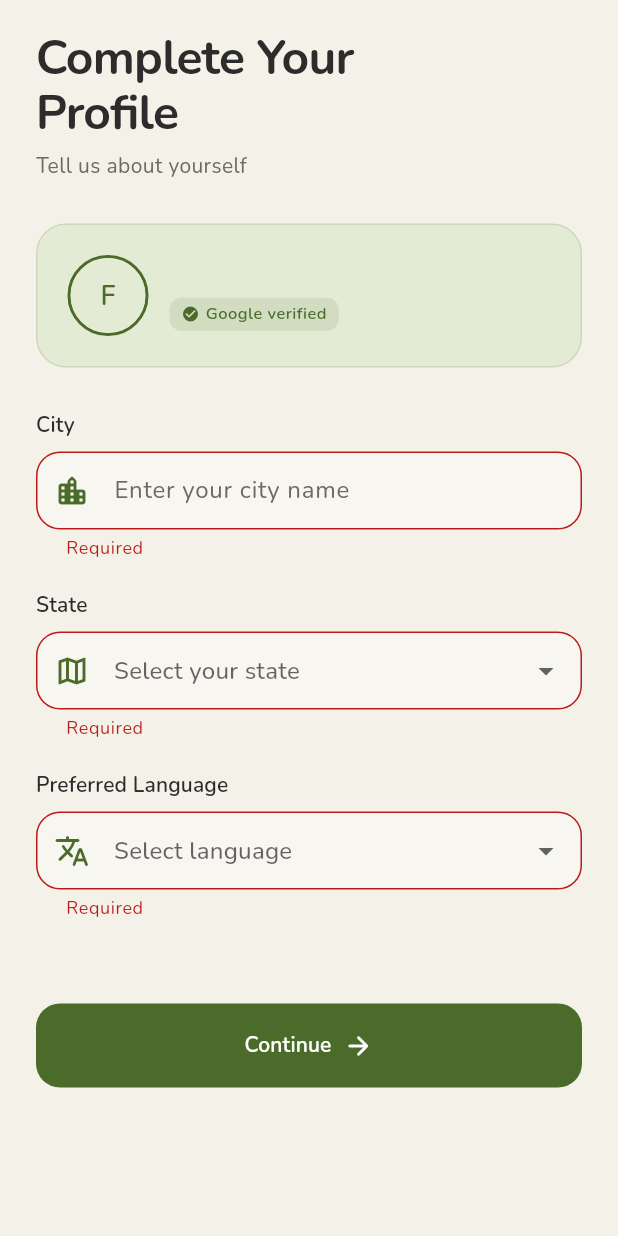
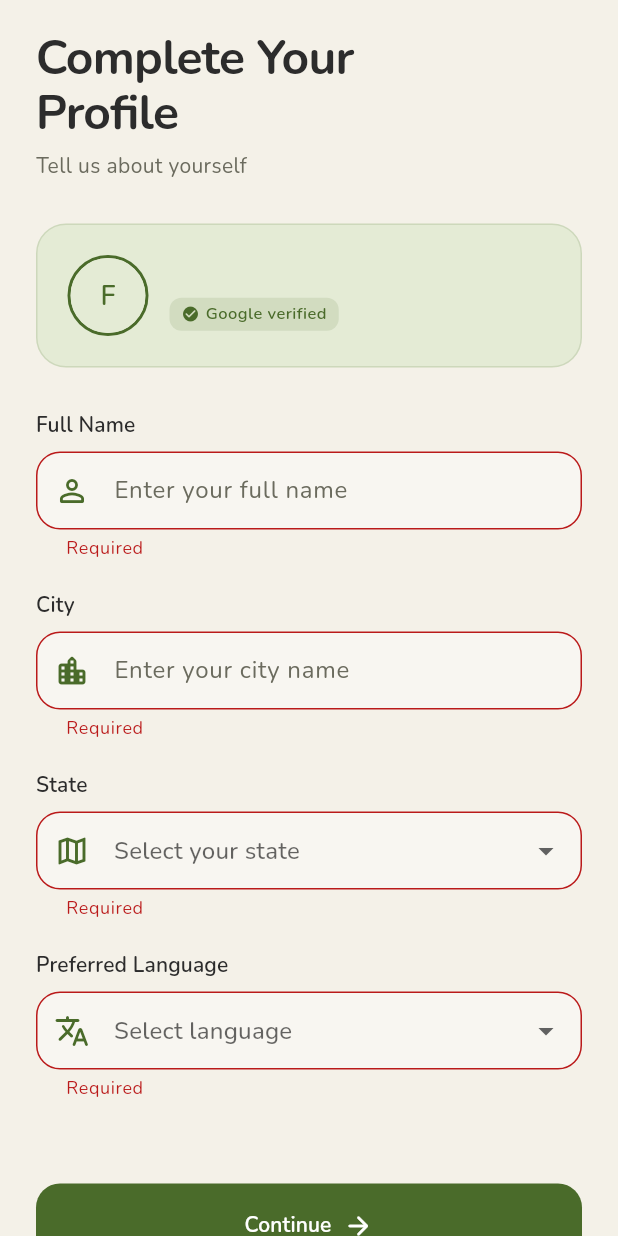
Before and after one commit to balamuralikrishna06/gramgyan, a Flutter app: the screen it shows once a user with an empty profile is signed in, after a tap on "Continue", on a phone screen of 412 x 824 dp. Run offline on Flutter 3.47's test engine with Material 3 defaults, Android fonts, the phone set to English and light mode, and no system bars; our stand-ins replace audioplayers, cached_network_image, flutter_dotenv, flutter_local_notifications, flutter_map, flutter_markdown and 13 more; missing offline and left inert: flutter_map_location_marker, flutter_map_marker_cluster, record; accounts and stored records are empty; network calls fail.

Commit message:
Fix requirements for Render and update frontend

```diff
--- a/lib/core/router/app_router.dart
+++ b/lib/core/router/app_router.dart
@@ -2,9 +2,11 @@ import 'package:flutter/material.dart';
 import 'package:go_router/go_router.dart';
 
 import '../../features/auth/presentation/screens/splash_screen.dart';
-import '../../features/auth/presentation/screens/login_screen.dart';
-import '../../features/auth/presentation/screens/language_selection_screen.dart';
-import '../../features/auth/presentation/screens/profile_completion_screen.dart';
+import 'package:gramgyan/features/auth/presentation/screens/login_screen.dart';
+import 'package:gramgyan/features/auth/presentation/screens/otp_login_screen.dart';
+import 'package:gramgyan/features/auth/presentation/screens/otp_verify_screen.dart';
+import 'package:gramgyan/features/auth/presentation/screens/language_selection_screen.dart';
+import 'package:gramgyan/features/auth/presentation/screens/profile_completion_screen.dart';
 import '../../features/home/presentation/screens/home_screen.dart';
 import '../../features/record/presentation/screens/record_screen.dart';
 import '../../features/map/presentation/screens/map_screen.dart';
@@ -51,6 +53,18 @@ final appRouter = GoRouter(
       path: '/login',
       builder: (context, state) => const LoginScreen(),
     ),
+    GoRoute(
+      path: '/otp-login',
+      builder: (context, state) => const OtpLoginScreen(),
+    ),
+    GoRoute(
+      path: '/verify-otp',
+      builder: (context, state) {
+        final phone = state.extra as String;
+        return OtpVerifyScreen(phoneNumber: phone);
+      },
+    ),
+
 
     // ── Profile Completion (first-time user) ──
     GoRoute(
--- a/lib/features/auth/presentation/screens/login_screen.dart
+++ b/lib/features/auth/presentation/screens/login_screen.dart
@@ -278,8 +278,51 @@ class _LoginScreenState extends ConsumerState<LoginScreen>
       );
     }
 
-    // ── Default: Google Sign-In Button ──
-    return _buildGoogleButton(isDark);
+    // ── Default: Sign-In Buttons ──
+    return Column(
+      children: [
+        _buildGoogleButton(isDark),
+        const SizedBox(height: 16),
+        _buildPhoneButton(isDark),
+      ],
+    );
+  }
+
+  Widget _buildPhoneButton(bool isDark) {
+    return SizedBox(
+      width: double.infinity,
+      height: 56,
+      child: OutlinedButton(
+        onPressed: () => context.push('/otp-login'),
+        style: OutlinedButton.styleFrom(
+          backgroundColor: Colors.transparent, // Transparent for outlined look
+          side: BorderSide(
+            color: Theme.of(context).colorScheme.outline.withOpacity(0.4),
+            width: 1.5,
+          ),
+          shape: RoundedRectangleBorder(
+            borderRadius: BorderRadius.circular(16),
+          ),
+        ),
+        child: Row(
+          mainAxisAlignment: MainAxisAlignment.center,
+          children: [
+            Icon(
+              Icons.phone_android_rounded,
+              color: Theme.of(context).colorScheme.onSurface,
+            ),
+            const SizedBox(width: 14),
+            Text(
+              'Login with Phone',
+              style: AppTextStyles.titleMedium.copyWith(
+                color: Theme.of(context).colorScheme.onSurface,
+                fontWeight: FontWeight.w600,
+              ),
+            ),
+          ],
+        ),
+      ),
+    );
   }
 
   Widget _buildGoogleButton(bool isDark) {
--- a/lib/features/auth/presentation/screens/profile_completion_screen.dart
+++ b/lib/features/auth/presentation/screens/profile_completion_screen.dart
@@ -28,6 +28,7 @@ class _ProfileCompletionScreenState
 
   final _formKey = GlobalKey<FormState>();
   final _villageController = TextEditingController();
+  final _nameController = TextEditingController(); // Added
   String? _selectedState;
   String? _selectedLanguage;
   String? _selectedCrop;
@@ -54,6 +55,7 @@ class _ProfileCompletionScreenState
   void dispose() {
     _fadeController.dispose();
     _villageController.dispose();
+    _nameController.dispose(); // Added
     super.dispose();
   }
 
@@ -79,10 +81,9 @@ class _ProfileCompletionScreenState
           city: _villageController.text.trim(),
           selectedState: _selectedState!,
           language: _selectedLanguage!,
+          name: _nameController.text.trim().isNotEmpty ? _nameController.text.trim() : null,
         );
   }
-
-
 
   @override
   Widget build(BuildContext context) {
@@ -98,6 +99,11 @@ class _ProfileCompletionScreenState
     // Use cached values if state is loading (prevent fallback to 'Farmer')
     final displayName = _cachedDisplayName;
     final avatarUrl = _cachedAvatarUrl;
+
+    // Pre-fill name if not edited yet and available from Google
+    if (_nameController.text.isEmpty && displayName != null && displayName != 'Farmer') {
+        _nameController.text = displayName;
+    }
 
     // Navigate on authenticated
     ref.listen<AuthState>(authStateProvider, (prev, next) {
@@ -137,6 +143,8 @@ class _ProfileCompletionScreenState
                   const SizedBox(height: 28),
 
                   // ── Profile Card (Google info) ──
+                  // We keep the Avatar but maybe remove the Text if we have input?
+                  // Actually, let's keep it as a visual header.
                   Container(
                     width: double.infinity,
                     padding: const EdgeInsets.all(20),
@@ -196,6 +204,7 @@ class _ProfileCompletionScreenState
                                 ),
                               ),
                               const SizedBox(height: 2),
+                              if (displayName != null && displayName != 'Farmer')
                                 Container(
                                   padding: const EdgeInsets.symmetric(
                                       horizontal: 8, vertical: 3),
@@ -228,6 +237,24 @@ class _ProfileCompletionScreenState
                     ),
                   ),
                   const SizedBox(height: 28),
+
+                  // ── Full Name (Added) ──
+                  _buildLabel('Full Name'),
+                  const SizedBox(height: 8),
+                  TextFormField(
+                    controller: _nameController,
+                    enabled: !isLoading,
+                    decoration: InputDecoration(
+                      hintText: 'Enter your full name',
+                      prefixIcon: const Icon(Icons.person_outline_rounded),
+                      prefixIconColor: isDark
+                          ? AppColors.primaryLight
+                          : AppColors.primary,
+                    ),
+                    validator: (v) =>
+                        (v == null || v.trim().isEmpty) ? 'Required' : null,
+                  ),
+                  const SizedBox(height: 20),
 
                   // ── City ──
                   _buildLabel('City'),
```
Also changed, not shown: lib/core/services/auth_repository.dart (+107 -5 lines), lib/features/auth/presentation/providers/auth_providers.dart (+36 -0 lines), lib/features/auth/presentation/screens/otp_login_screen.dart (added, +104 -0 lines), lib/features/auth/presentation/screens/otp_verify_screen.dart (added, +72 -0 lines), 1 other file. Lines whose indentation alone changed are shown as unchanged.
